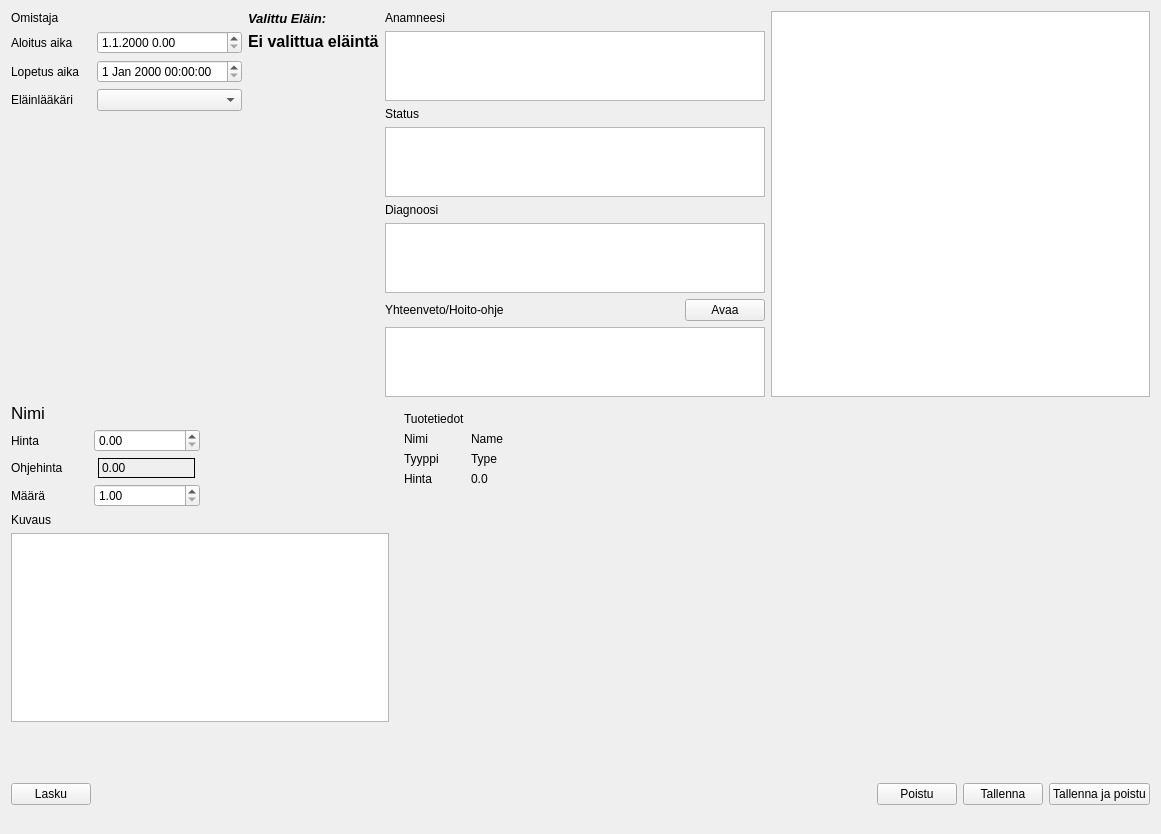
Qt form uipy/ui_visit.ui (mape90/VetApp) before a commit.
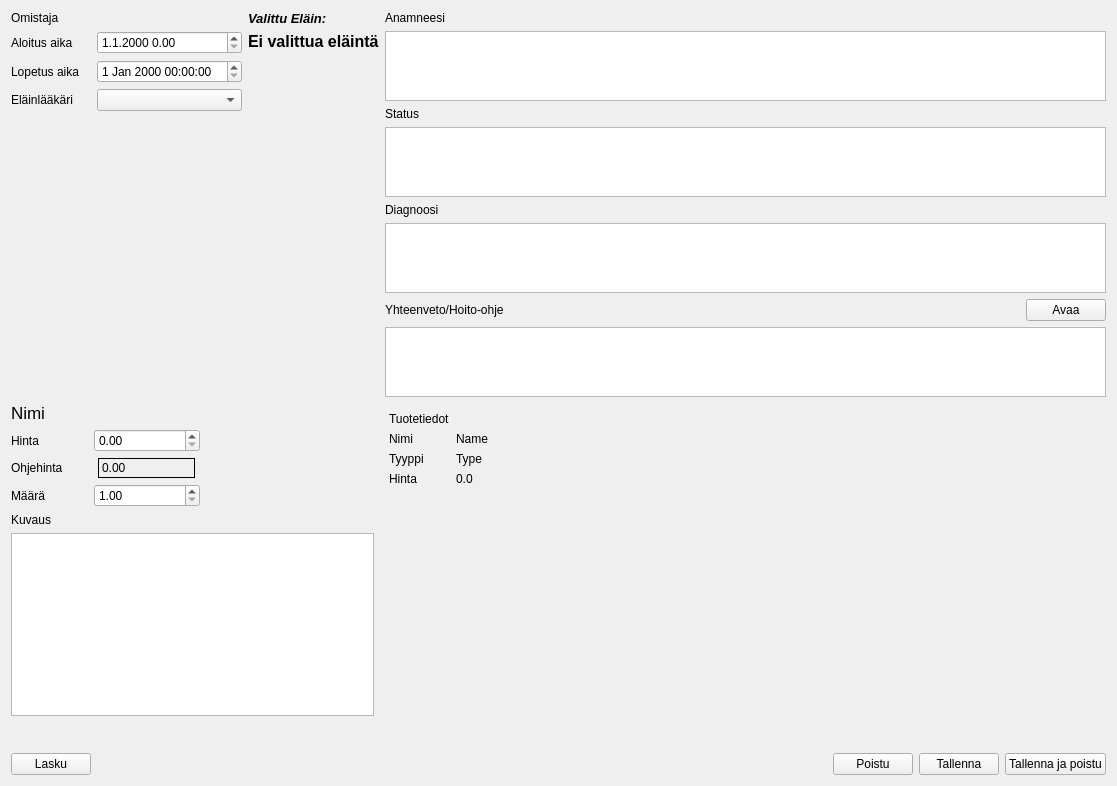
The same form after that commit.

What changed in the file:
```diff
--- a/uipy/ui_visit.ui
+++ b/uipy/ui_visit.ui
@@ -6,16 +6,16 @@
    <rect>
     <x>0</x>
     <y>0</y>
-    <width>1161</width>
-    <height>834</height>
+    <width>1117</width>
+    <height>786</height>
    </rect>
   </property>
   <property name="windowTitle">
    <string>Form</string>
   </property>
-  <layout class="QVBoxLayout" name="verticalLayout_11" stretch="1,5,1">
+  <layout class="QVBoxLayout" name="verticalLayout_11" stretch="1,5,0">
    <item>
-    <layout class="QHBoxLayout" name="horizontalLayout_4">
+    <layout class="QHBoxLayout" name="horizontalLayout_4" stretch="0,1,0">
      <item>
       <layout class="QVBoxLayout" name="verticalLayout_9">
        <item>
@@ -286,11 +286,7 @@
       </layout>
      </item>
      <item>
-      <layout class="QVBoxLayout" name="itemAddLayout">
-       <item>
-        <widget class="QTableView" name="tableView"/>
-       </item>
-      </layout>
+      <layout class="QVBoxLayout" name="itemAddLayout"/>
      </item>
     </layout>
    </item>
@@ -610,7 +606,7 @@
        <property name="sizeHint" stdset="0">
         <size>
          <width>17</width>
-         <height>58</height>
+         <height>0</height>
         </size>
        </property>
       </spacer>
```
